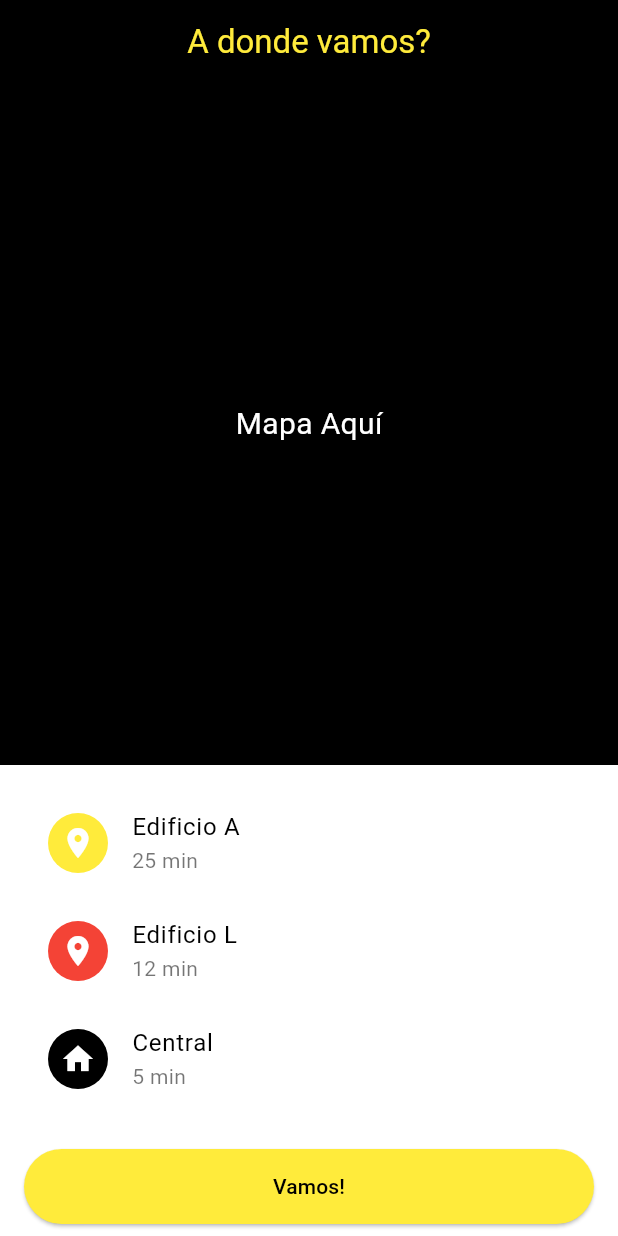
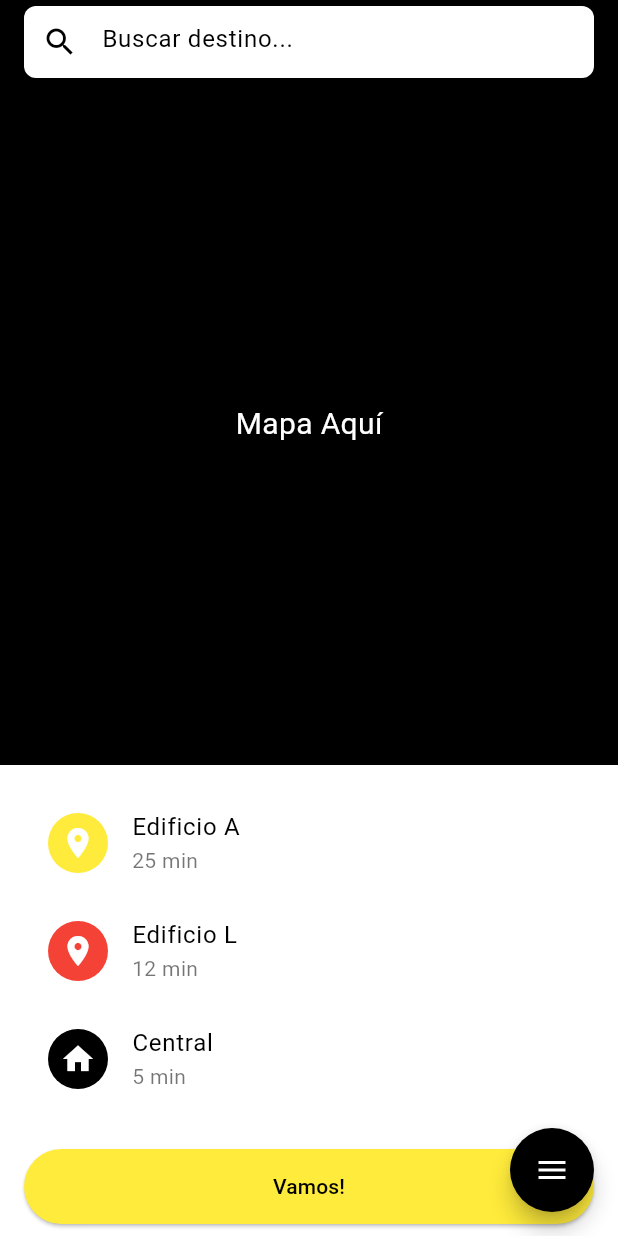
Before and after one commit to EstebanRincon12/ProyectoElectiva1, a Flutter app: the screen it shows after launch, on a phone screen of 412 x 824 dp. Run offline on Flutter 3.47's test engine with Material 3 defaults, Android fonts, the phone set to English and light mode, and no system bars; drawn by our look-alikes of flutter_speed_dial.

```diff
--- a/proyecto_electiva1/lib/pages/MapScreen.dart
+++ b/proyecto_electiva1/lib/pages/MapScreen.dart
@@ -1,5 +1,6 @@
-// mapscreen.dart
 import 'package:flutter/material.dart';
+import 'package:flutter_speed_dial/flutter_speed_dial.dart';
+import 'package:proyecto_electiva1/pages/add_favorite_screen.dart';
 import 'package:proyecto_electiva1/widgets/destinations.dart';
 
 class MapScreen extends StatelessWidget {
@@ -10,16 +11,12 @@ class MapScreen extends StatelessWidget {
     return Scaffold(
       appBar: AppBar(
         backgroundColor: Colors.black,
-        title: const Text(
-          'A donde vamos?',
-          style: TextStyle(color: Colors.yellow),
-        ),
+        title: const _SearchBar(),
         centerTitle: true,
         elevation: 0,
       ),
       body: Column(
         children: [
-          // Mapa placeholder
           Expanded(
             child: Container(
               color: Colors.black,
@@ -31,10 +28,98 @@ class MapScreen extends StatelessWidget {
               ),
             ),
           ),
-          // Lista de ubicaciones y botón
           const Destinations(),
+        ],
+      ),
+      floatingActionButton: SpeedDial(
+        animatedIcon: AnimatedIcons.menu_close,
+        backgroundColor: Colors.black,
+        children: [
+          SpeedDialChild(
+            child: const Icon(Icons.favorite, color: Colors.white),
+            label: 'Añadir a Favoritos',
+            backgroundColor: Colors.blue,
+            onTap: () {
+              Navigator.push(
+                context,
+                MaterialPageRoute(
+                  builder: (context) => const AddToFavoritesScreen(),
+                ),
+              );
+            },
+          ),
+          SpeedDialChild(
+            child: const Icon(Icons.directions_walk, color: Colors.white),
+            label: 'Comenzar Recorrido',
+            backgroundColor: Colors.green,
+            onTap: () {
+              print('Comenzar Recorrido');
+            },
+          ),
+          SpeedDialChild(
+            child: const Icon(Icons.favorite_border, color: Colors.white),
+            label: 'Eliminar de Favoritos',
+            backgroundColor: Colors.red,
+            onTap: () {
+              print('Eliminar de Favoritos');
+            },
+          ),
         ],
       ),
     );
   }
 }
+
+class _SearchBar extends StatefulWidget {
+  const _SearchBar({Key? key}) : super(key: key);
+
+  @override
+  _SearchBarState createState() => _SearchBarState();
+}
+
+class _SearchBarState extends State<_SearchBar> {
+  final FocusNode _focusNode = FocusNode();
+  final TextEditingController _controller = TextEditingController();
+
+  @override
+  void initState() {
+    super.initState();
+  }
+
+  @override
+  void dispose() {
+    _focusNode.dispose();
+    _controller.dispose();
+    super.dispose();
+  }
+
+  @override
+  Widget build(BuildContext context) {
+    return GestureDetector(
+      onTap: () {
+        FocusScope.of(context).requestFocus(_focusNode);
+      },
+      child: Container(
+        decoration: BoxDecoration(
+          color: Colors.white,
+          borderRadius: BorderRadius.circular(8),
+        ),
+        child: TextField(
+          controller: _controller,
+          focusNode: _focusNode,
+          keyboardType: TextInputType.text,
+          textInputAction: TextInputAction.search,
+          decoration: const InputDecoration(
+            hintText: 'Buscar destino...',
+            prefixIcon: Icon(Icons.search, color: Colors.black),
+            border: InputBorder.none,
+            contentPadding: EdgeInsets.all(10),
+          ),
+          onSubmitted: (value) {
+            print("Buscar: $value");
+          },
+        ),
+      ),
+    );
+  }
+}
--- /dev/null
+++ b/proyecto_electiva1/lib/widgets/LocatioTitle.dart
@@ -0,0 +1,28 @@
+// ignore: file_names
+import 'package:flutter/material.dart';
+
+class LocationTile extends StatelessWidget {
+  final IconData icon;
+  final String title;
+  final String subtitle;
+  final Color color;
+
+  const LocationTile({super.key,
+    required this.icon,
+    required this.title,
+    required this.subtitle,
+    required this.color,
+  });
+
+  @override
+  Widget build(BuildContext context) {
+    return ListTile(
+      leading: CircleAvatar(
+        backgroundColor: color,
+        child: Icon(icon, color: Colors.white),
+      ),
+      title: Text(title, style: const TextStyle(color: Colors.black)),
+      subtitle: Text(subtitle, style: const TextStyle(color: Colors.black54)),
+    );
+  }
+}
--- /dev/null
+++ b/proyecto_electiva1/lib/widgets/search_bar.dart
@@ -0,0 +1,24 @@
+import 'package:flutter/material.dart';
+
+// ignore: unused_element
+class _SearchBar extends StatelessWidget {
+  const _SearchBar();
+
+  @override
+  Widget build(BuildContext context) {
+    return Container(
+      decoration: BoxDecoration(
+        color: Colors.white,
+        borderRadius: BorderRadius.circular(8),
+      ),
+      child: const TextField(
+        decoration: InputDecoration(
+          hintText: 'Buscar destino...',
+          prefixIcon: Icon(Icons.search, color: Colors.black),
+          border: InputBorder.none,
+          contentPadding: EdgeInsets.all(10),
+        ),
+      ),
+    );
+  }
+}
--- a/proyecto_electiva1/pubspec.yaml
+++ b/proyecto_electiva1/pubspec.yaml
@@ -35,6 +35,7 @@ dependencies:
   # The following adds the Cupertino Icons font to your application.
   # Use with the CupertinoIcons class for iOS style icons.
   cupertino_icons: ^1.0.8
+  flutter_speed_dial: ^7.0.0
 
 dev_dependencies:
   flutter_test:
```
Also changed, not shown: proyecto_electiva1/lib/pages/add_favorite_screen.dart (added, +180 -0 lines), proyecto_electiva1/lib/widgets/places.dart (added, +15 -0 lines), proyecto_electiva1/pubspec.lock.
